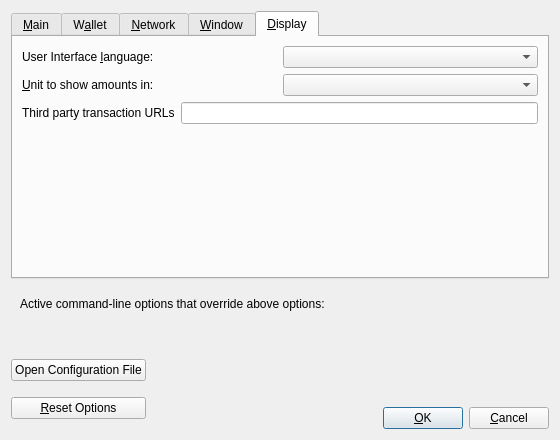
Before: the Qt Designer form src/qt/forms/optionsdialog.ui in SidGrip/photon, drawn with Qt 5.
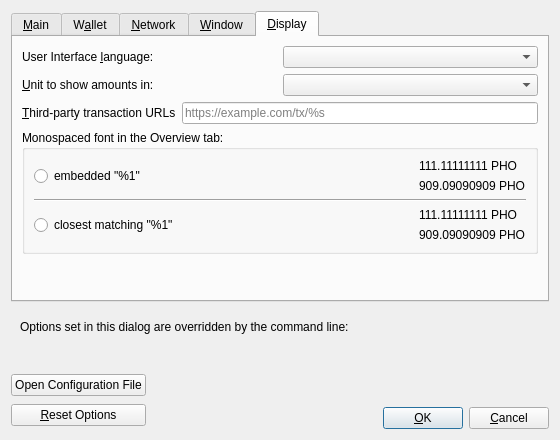
After: the same form once the commit is applied. The open tabs and pages were chosen to show the change. Custom widgets are drawn as their Qt base class.

```diff
--- a/src/qt/forms/optionsdialog.ui
+++ b/src/qt/forms/optionsdialog.ui
@@ -610,7 +610,7 @@
             <string>Third party URLs (e.g. a block explorer) that appear in the transactions tab as context menu items. %s in the URL is replaced by transaction hash. Multiple URLs are separated by vertical bar |.</string>
            </property>
            <property name="text">
-            <string>Third party transaction URLs</string>
+            <string>&amp;Third-party transaction URLs</string>
            </property>
            <property name="buddy">
             <cstring>thirdPartyTxUrls</cstring>
@@ -620,12 +620,115 @@
          <item>
           <widget class="QLineEdit" name="thirdPartyTxUrls">
            <property name="toolTip">
-            <string>Third party URLs (e.g. a block explorer) that appear in the transactions tab as context menu items. %s in the URL is replaced by transaction hash. Multiple URLs are separated by vertical bar |.</string>
+            <string>Third-party URLs (e.g. a block explorer) that appear in the transactions tab as context menu items. %s in the URL is replaced by transaction hash. Multiple URLs are separated by vertical bar |.</string>
+           </property>
+           <property name="placeholderText">
+            <string notr="true">https://example.com/tx/%s</string>
            </property>
           </widget>
          </item>
         </layout>
        </item>
+       <item>
+        <widget class="QGroupBox" name="font_groupBox">
+         <property name="title">
+          <string>Monospaced font in the Overview tab:</string>
+         </property>
+         <layout class="QVBoxLayout" name="font_verticalLayout">
+          <item>
+           <layout class="QHBoxLayout" name="embeddedFont_horizontalLayout">
+            <item>
+             <widget class="QRadioButton" name="embeddedFont_radioButton">
+              <property name="text">
+               <string>embedded &quot;%1&quot;</string>
+              </property>
+             </widget>
+            </item>
+            <item>
+             <spacer name="embeddedFont_horizontalSpacer">
+              <property name="orientation">
+               <enum>Qt::Horizontal</enum>
+              </property>
+              <property name="sizeHint" stdset="0">
+               <size>
+                <width>40</width>
+                <height>20</height>
+               </size>
+              </property>
+             </spacer>
+            </item>
+            <item>
+             <layout class="QVBoxLayout" name="embeddedFont_verticalLayout">
+              <item>
+               <widget class="QLabel" name="embeddedFont_label_1">
+                <property name="text">
+                 <string notr="true">111.11111111 PHO</string>
+                </property>
+               </widget>
+              </item>
+              <item>
+               <widget class="QLabel" name="embeddedFont_label_9">
+                <property name="text">
+                 <string notr="true">909.09090909 PHO</string>
+                </property>
+               </widget>
+              </item>
+             </layout>
+            </item>
+           </layout>
+          </item>
+          <item>
+           <widget class="Line" name="font_line">
+            <property name="orientation">
+             <enum>Qt::Horizontal</enum>
+            </property>
+           </widget>
+          </item>
+          <item>
+           <layout class="QHBoxLayout" name="systemFont_horizontalLayout">
+            <item>
+             <widget class="QRadioButton" name="systemFont_radioButton">
+              <property name="text">
+               <string>closest matching &quot;%1&quot;</string>
+              </property>
+             </widget>
+            </item>
+            <item>
+             <spacer name="systemFont_horizontalSpacer">
+              <property name="orientation">
+               <enum>Qt::Horizontal</enum>
+              </property>
+              <property name="sizeHint" stdset="0">
+               <size>
+                <width>40</width>
+                <height>20</height>
+               </size>
+              </property>
+             </spacer>
+            </item>
+            <item>
+             <layout class="QVBoxLayout" name="systemFont_verticalLayout">
+              <item>
+               <widget class="QLabel" name="systemFont_label_1">
+                <property name="text">
+                 <string notr="true">111.11111111 PHO</string>
+                </property>
+               </widget>
+              </item>
+              <item>
+               <widget class="QLabel" name="systemFont_label_9">
+                <property name="text">
+                 <string notr="true">909.09090909 PHO</string>
+                </property>
+               </widget>
+              </item>
+             </layout>
+            </item>
+           </layout>
+          </item>
+         </layout>
+        </widget>
+       </item>
        <item>
         <spacer name="verticalSpacer_Display">
          <property name="orientation">
@@ -651,7 +754,7 @@
         <item>
          <widget class="QLabel" name="overriddenByCommandLineInfoLabel">
           <property name="text">
-           <string>Active command-line options that override above options:</string>
+           <string>Options set in this dialog are overridden by the command line:</string>
           </property>
           <property name="textFormat">
            <enum>Qt::PlainText</enum>
```
Left out of the diff: 174 changed lines with no effect on the pictures.
